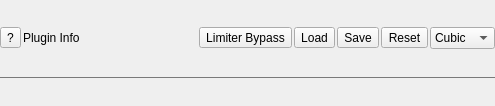
Qt form Qt/qt4_plugin_widget.ui (kmatheussen/radium) before a commit.
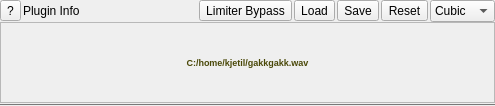
The same form after that commit.

The edit to the form file:
```diff
--- a/Qt/qt4_plugin_widget.ui
+++ b/Qt/qt4_plugin_widget.ui
@@ -144,6 +144,22 @@
      </item>
     </layout>
    </item>
+   <item>
+    <widget class="QLabel" name="sample_name_label">
+     <property name="frameShape">
+      <enum>QFrame::StyledPanel</enum>
+     </property>
+     <property name="frameShadow">
+      <enum>QFrame::Plain</enum>
+     </property>
+     <property name="text">
+      <string>&lt;html&gt;&lt;head/&gt;&lt;body&gt;&lt;p&gt;&lt;span style=&quot; font-size:7pt; font-weight:600; color:#4a4808;&quot;&gt;C:/home/kjetil/gakkgakk.wav&lt;/span&gt;&lt;/p&gt;&lt;/body&gt;&lt;/html&gt;</string>
+     </property>
+     <property name="alignment">
+      <set>Qt::AlignCenter</set>
+     </property>
+    </widget>
+   </item>
    <item>
     <widget class="Line" name="line_10">
      <property name="palette">
```
